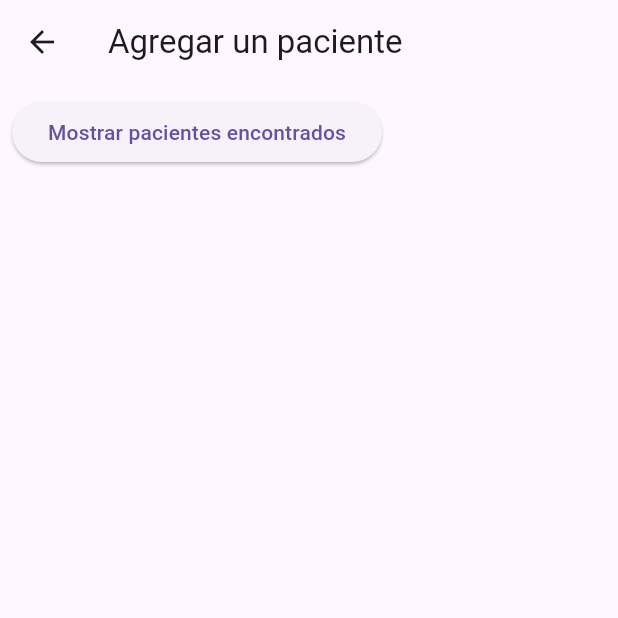
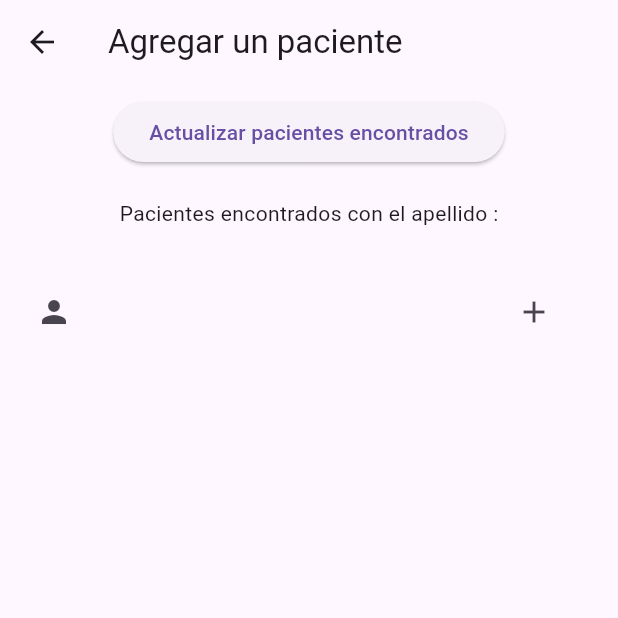
Before and after one commit to juliv07/Back-On-Track-App-2, a Flutter app: the DoctorAddPatientScreen screen opened directly, on a phone screen of 412 x 824 dp, the top half of it. Run offline on Flutter 3.47's test engine with Material 3 defaults, Android fonts, the phone set to English and light mode, and no system bars; our stand-ins replace cloud_firestore, firebase_core, fl_chart, flutter_bluetooth_serial, flutter_riverpod, go_router and 1 more; accounts and stored records are empty.

Commit message:
avancé con agregar pacientes
creo que lo que falta es que al agregar el  paciente se actualice la instancia de User original, no currentDoctor. Esto capaz se podría hacer con un método de la clase y un provider.

```diff
--- a/back_on_track_app_2/lib/core/app_router.dart
+++ b/back_on_track_app_2/lib/core/app_router.dart
@@ -23,7 +23,7 @@ import 'package:back_on_track_app_2/presentations/patient/patient_view_doctor_sc
 import 'package:go_router/go_router.dart';
 
 final appRouter = GoRouter(
-  initialLocation: "/doctorSearchPatient",
+  initialLocation: "/initialScreen",
 
   routes: [
   GoRoute(
@@ -149,7 +149,7 @@ final appRouter = GoRouter(
     GoRoute(
       name: DoctorAddPatientScreen.name,
       path: '/doctorAddPatient',
-      builder: (context, state) => DoctorAddPatientScreen(searchSurname: state.extra as String)
+      builder: (context, state) => DoctorAddPatientScreen()
     ),
 
    /*GoRoute(
--- a/back_on_track_app_2/lib/entities/User.dart
+++ b/back_on_track_app_2/lib/entities/User.dart
@@ -44,13 +44,13 @@ class User {
     ){
       final data = snapshot.data();
       return User(
-        userId: data?['userId'],
-        isDoctor: data?['isDoctor'],
-        name: data?['name'],
-        surname: data?['surname'],
-        email: data?['email'],
-        password: data?['password'],
-        phone: data?['phone']
+        userId: data?['userId'] ?? '',  // Agregamos un valor por defecto si es null
+        isDoctor: data?['isDoctor'] ?? false,  // Valor por defecto booleano si es null
+        name: data?['name'] ?? '',
+        surname: data?['surname'] ?? '',
+        email: data?['email'] ?? '',
+        password: data?['password'] ?? '',
+        phone: data?['phone'] ?? '',
       );
     }
 
--- a/back_on_track_app_2/lib/presentations/doctor/doctor_add_patient_screen.dart
+++ b/back_on_track_app_2/lib/presentations/doctor/doctor_add_patient_screen.dart
@@ -1,65 +1,109 @@
 import 'package:back_on_track_app_2/entities/User.dart';
 import 'package:back_on_track_app_2/providers/patients_provider.dart';
+import 'package:back_on_track_app_2/providers/user_data_provider.dart';
 import 'package:cloud_firestore/cloud_firestore.dart';
+import 'package:firebase_core/firebase_core.dart';
 import 'package:flutter/material.dart';
 import 'package:flutter_riverpod/flutter_riverpod.dart';
 
-// ignore: must_be_immutable
-class DoctorAddPatientScreen extends ConsumerWidget {
+class DoctorAddPatientScreen extends ConsumerStatefulWidget {
   static const String name = 'doctorAddPatient';
-  final String searchSurname;
-  DoctorAddPatientScreen({super.key, this.searchSurname = ''});
-
-  FirebaseFirestore db = FirebaseFirestore.instance;
+  const DoctorAddPatientScreen({super.key});
 
   @override
-  Widget build(BuildContext context, ref) {
+  ConsumerState<DoctorAddPatientScreen> createState() => _DoctorAddPatientScreenState();
+}
 
-    /*final patientsRef = db.collection("users").withConverter(fromFirestore: User.fromFirestore, toFirestore: (User user, _) => user.toFirestore());
-    //final docSnap = patientsRef.where("isDoctor",isEqualTo: false).where("surname",isEqualTo: searchSurname).get();
-    print('DOCSNAAAAAPPPP:$docSnap');*/
+class _DoctorAddPatientScreenState extends ConsumerState<DoctorAddPatientScreen> {
+  @override
+  void initState() {
+    super.initState();
+    final String searchSurname = ref.read(surnameProvider);
+    ref.read(patientsProvider.notifier).getPatientsBySurname(searchSurname);
+  }
 
-    List<User>foundPatients = ref.watch(patientsProvider);
-    bool mostrar = false;
+  Widget build(BuildContext context) {
+
+    List<User> foundPatients = ref.watch(patientsProvider);
+    final String searchSurname = ref.watch(surnameProvider);
+    //print('APELLIDOOO: $searchSurname');
+
+    User currentDoctor = ref.watch(userInfoProvider);
 
     return Scaffold(
       appBar: AppBar(title: const Text('Agregar un paciente')),
-      body: Expanded(
-        child: Padding(
+      body: Padding(
         padding: const EdgeInsets.all(8),
         child: Column(
           children: [
             ElevatedButton(
               onPressed: () async {
-                  mostrar = true;
                 await ref.read(patientsProvider.notifier).getPatientsBySurname(searchSurname);
 
+                print('PACIENTEEESSS: $foundPatients');
               },
-                child: const Text('Mostrar pacientes encontrados')),
-
-              Visibility(
-                visible: mostrar,
-                child: Text('Pacientes encontrados con el apellido $searchSurname:'),
+              child: const Text('Actualizar pacientes encontrados')
             ),
 
-              Visibility( //Fijarse que pasa si esto va adentro del onPressed del botón
-                visible: mostrar,
-                child: ListView.builder(
+            const SizedBox(height: 20),
+
+            Text('Pacientes encontrados con el apellido $searchSurname:'),
+
+            const SizedBox(height: 20),
+
+            Expanded(
+              child: foundPatients.isEmpty ? const Center(
+                child: Text('No se encontraron pacientes.')
+              ):
+              ListView.builder(
                 itemCount: foundPatients.length,
                 itemBuilder: (context, index){
                   return ListTile(
                     title: Text(foundPatients[index].name),
                     subtitle: Text(foundPatients[index].surname),
                     leading: const Icon(Icons.person),
-                      trailing: const Icon(Icons.add),
+                    trailing: IconButton(
+                      icon: const Icon(Icons.add),
+                      onPressed: () async {
+                        await _addPatientToDoctor(foundPatients[index], currentDoctor);
+                      },
+                    ),
                   );
-                  },
-                )
+                }
+              ),
             ),
           ],
         ),
       ),
-      ),
     );
   }
+
+  Future<void> _addPatientToDoctor(User patient, User currentDoctor) async {
+    print('PACIENTEEE: $patient');
+    FirebaseFirestore db = FirebaseFirestore.instance;
+
+    print(currentDoctor);
+
+    if(!currentDoctor.assignedPatients!.contains(patient.userId)){
+      currentDoctor.assignedPatients!.add(patient.userId.toString());
+
+      await db
+      .collection('users')
+      .doc(currentDoctor.userId)
+      .update({'assignedPatients': currentDoctor.assignedPatients});
+
+      setState(() {
+        currentDoctor = currentDoctor;
+      });
+
+      ScaffoldMessenger.of(context).showSnackBar(
+          SnackBar(content: Text('${patient.name} ha sido asignado al doctor ${currentDoctor.name}.')),
+        );
+      } else {
+        ScaffoldMessenger.of(context).showSnackBar(
+          const SnackBar(content: Text('Este paciente ya está asignado a este doctor.')),
+        );
       }
+
+  }
+}
--- a/back_on_track_app_2/lib/presentations/doctor/doctor_search_patient_screen.dart
+++ b/back_on_track_app_2/lib/presentations/doctor/doctor_search_patient_screen.dart
@@ -1,4 +1,5 @@
 import 'package:back_on_track_app_2/presentations/doctor/doctor_add_patient_screen.dart';
+import 'package:back_on_track_app_2/providers/patients_provider.dart';
 import 'package:flutter/material.dart';
 import 'package:flutter_riverpod/flutter_riverpod.dart';
 import 'package:go_router/go_router.dart';
@@ -45,7 +46,8 @@ class DoctorSearchPatientScreen extends ConsumerWidget {
                     onPressed: (){
                       if (_formKey.currentState?.validate() ?? false) {
                         final String searchSurname = patientNameController.text;
-                        context.pushNamed(DoctorAddPatientScreen.name, extra: searchSurname);
+                        ref.read(surnameProvider.notifier).state = searchSurname;
+                        context.pushNamed(DoctorAddPatientScreen.name);
                         }
                       },
                       child: const Icon(Icons.search),
--- a/back_on_track_app_2/pubspec.yaml
+++ b/back_on_track_app_2/pubspec.yaml
@@ -4,7 +4,7 @@ publish_to: 'none'
 version: 0.1.0
 
 environment:
-  sdk: '3.3.1'
+  sdk: '3.4.3'
 
 dependencies:
   cloud_firestore: ^5.1.0
```
Also changed, not shown: back_on_track_app_2/lib/providers/patients_provider.dart (+9 -3 lines), back_on_track_app_2/lib/providers/user_data_provider.dart (line endings or trailing spaces), back_on_track_app_2/pubspec.lock. Lines whose indentation alone changed are shown as unchanged.
